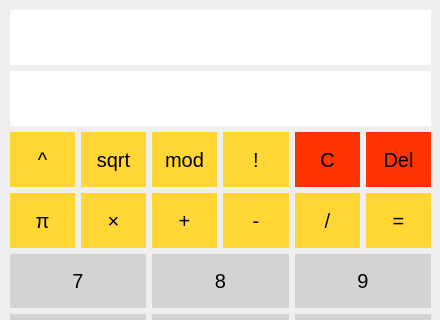
Before: the Qt Designer form src/mainwindow.ui in Hajrus/--IVS---totojepublicgithubprotozenemuzemeprizvatvicnez3clenydoprojektuTakzetentonazevbyhomohlchranit, drawn with Qt 5; both pictures show x 0 to 440 and y 0 to 320 of the 440 by 530 pixel window.
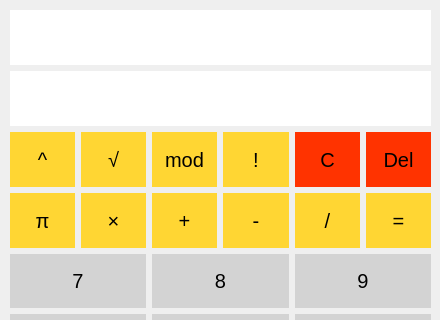
After: the same form once the commit is applied.

Commit message: Propojení GUI s funkčním jádrem

```diff
--- a/src/mainwindow.ui
+++ b/src/mainwindow.ui
@@ -165,7 +165,7 @@
 }</string>
        </property>
        <property name="text">
-        <string>sqrt</string>
+        <string>√</string>
        </property>
       </widget>
      </item>
```
The commit also changes 2 other files.
